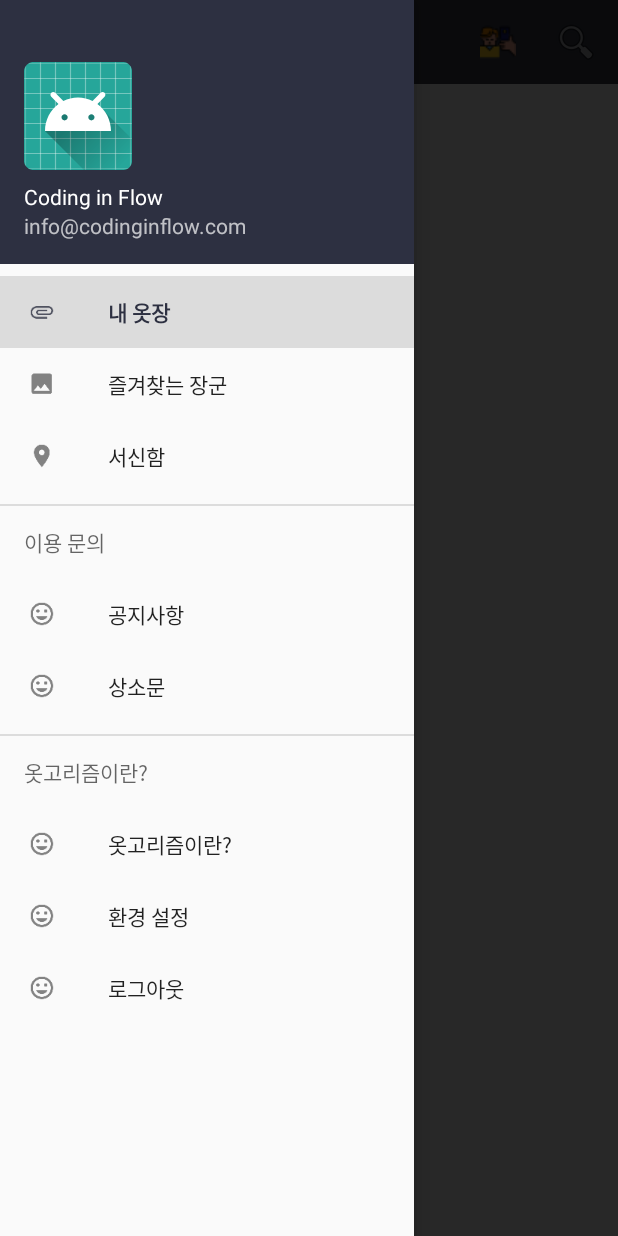
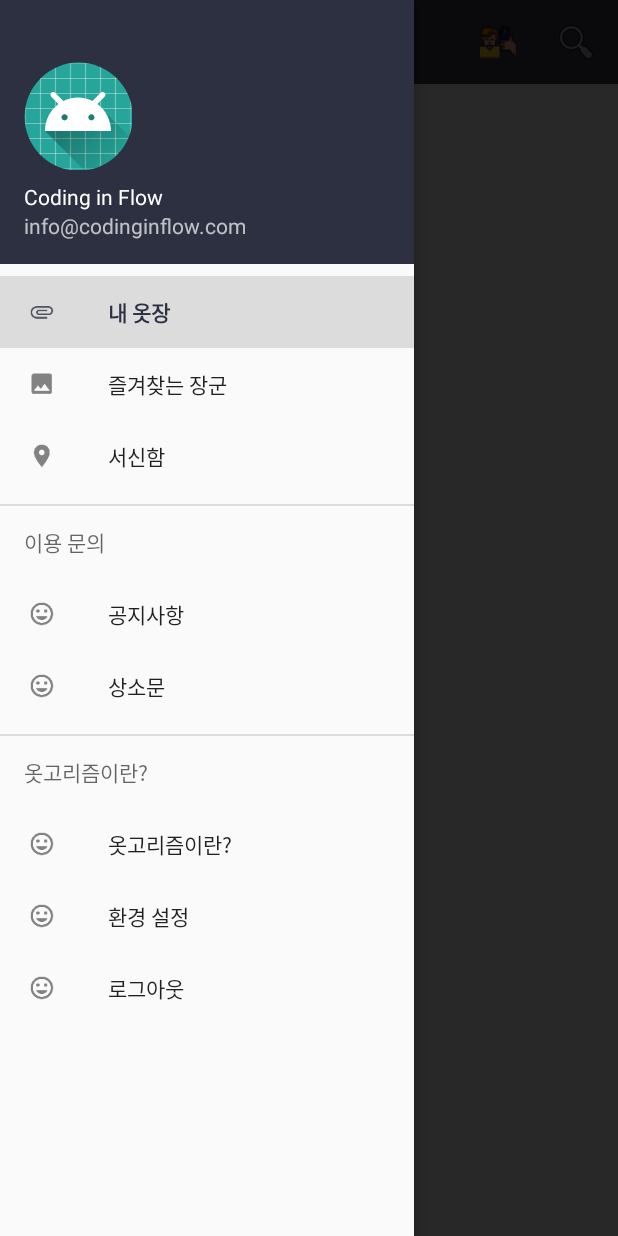
Before and after one commit to the-ambitious/otgorithm-android, an Android app: the ProvinceActivity screen opened directly, with no data from a screen before it, with the side drawer open, on a phone screen of 412 x 824 dp. Run offline under Robolectric (Android 15) with nearby library versions, the phone set to English and light mode, and no system bars; pictures from the network do not load.

Commit message:
프로필 띄우기

```diff
--- a/app/src/main/res/layout/nav_header.xml
+++ b/app/src/main/res/layout/nav_header.xml
@@ -8,7 +8,7 @@
     android:padding="16dp"
     android:theme="@style/ThemeOverlay.AppCompat.Dark">
 
-    <ImageView
+    <com.ambit.otgorithm.modules.RoundedImageView
         android:id="@+id/sigin_in_thumbnail"
         android:layout_width="wrap_content"
         android:layout_height="wrap_content"
```
Also changed, not shown: app/src/main/java/com/ambit/otgorithm/views/MainActivity.java (+30 -0 lines).
